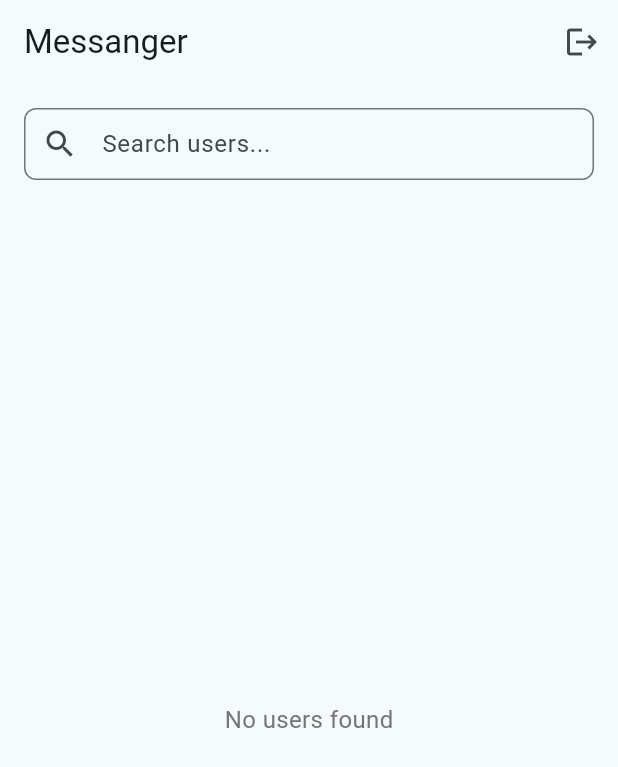
After one commit to tanvirulislam/messenger, a Flutter app: the screen it shows once a user with an empty profile is signed in, after a tap on the "logout" icon, on a phone screen of 412 x 824 dp. The commit adds this screen. Shown: the top 767 px of the screen. Run offline on Flutter 3.47's test engine with Material 3 defaults, Android fonts, the phone set to English and light mode, and no system bars; our stand-ins replace cloud_firestore, firebase_auth, firebase_core; accounts and stored records are empty.

Commit message:
add private chat option

```diff
--- a/lib/login.screen.dart
+++ b/lib/login.screen.dart
@@ -37,6 +37,7 @@ class _LoginScreenState extends State<LoginScreen> {
     setState(() => _isLoading = false);
 
     if (error != null) {
+      if (!mounted) return;
       ScaffoldMessenger.of(context).showSnackBar(
         SnackBar(content: Text(error), backgroundColor: Colors.red),
       );
@@ -55,20 +56,15 @@ class _LoginScreenState extends State<LoginScreen> {
   @override
   Widget build(BuildContext context) {
     return Scaffold(
-      appBar: AppBar(
-        title: Text('Welcome Back'),
-        backgroundColor: Colors.blue,
-        foregroundColor: Colors.white,
-      ),
       body: SingleChildScrollView(
         padding: EdgeInsets.all(20.0),
         child: Form(
           key: _formKey,
           child: Column(
-            crossAxisAlignment: CrossAxisAlignment.stretch,
+            crossAxisAlignment: CrossAxisAlignment.center,
             children: [
               SizedBox(height: 50),
-              Icon(Icons.chat_bubble, size: 100, color: Colors.blue),
+              Icon(Icons.chat_rounded, size: 100, color: Colors.blue),
               SizedBox(height: 30),
               Text(
                 'Sign In',
@@ -134,20 +130,16 @@ class _LoginScreenState extends State<LoginScreen> {
                       style: ElevatedButton.styleFrom(
                         backgroundColor: Colors.blue,
                         foregroundColor: Colors.white,
-                        padding: EdgeInsets.symmetric(vertical: 16),
+                        padding: EdgeInsets.symmetric(vertical: 8),
                         shape: RoundedRectangleBorder(
-                          borderRadius: BorderRadius.circular(10),
+                          borderRadius: BorderRadius.circular(8),
                         ),
                       ),
                       child: Text(
                         'Sign In',
-                        style: TextStyle(
-                          fontSize: 18,
-                          fontWeight: FontWeight.bold,
-                        ),
+                        style: TextStyle(fontWeight: FontWeight.bold),
                       ),
                     ),
-              SizedBox(height: 20),
 
               // Registration Link
               Row(
@@ -157,7 +149,7 @@ class _LoginScreenState extends State<LoginScreen> {
                   TextButton(
                     onPressed: _goToRegistration,
                     child: Text(
-                      'Create one',
+                      'Sign up',
                       style: TextStyle(
                         fontWeight: FontWeight.bold,
                         color: Colors.blue,
--- a/lib/main.dart
+++ b/lib/main.dart
@@ -1,8 +1,8 @@
 import 'package:flutter/material.dart';
 import 'package:firebase_core/firebase_core.dart';
 import 'package:firebase_auth/firebase_auth.dart';
-import 'package:messenger/chat.screen.dart';
 import 'package:messenger/login.screen.dart';
+import 'package:messenger/use.list.screen.dart';
 
 void main() async {
   WidgetsFlutterBinding.ensureInitialized();
@@ -17,8 +17,18 @@ class MyApp extends StatelessWidget {
   Widget build(BuildContext context) {
     return MaterialApp(
       debugShowCheckedModeBanner: false,
-      title: 'Flutter Chat App',
-      theme: ThemeData(primarySwatch: Colors.blue),
+      title: 'Private Messenger',
+      themeMode: ThemeMode.system,
+      theme: ThemeData(
+        useMaterial3: true,
+        colorSchemeSeed: Colors.cyan,
+        brightness: Brightness.light,
+      ),
+      darkTheme: ThemeData(
+        useMaterial3: true,
+        colorSchemeSeed: Colors.cyan,
+        brightness: Brightness.dark,
+      ),
       home: AuthWrapper(),
     );
   }
@@ -33,7 +43,7 @@ class AuthWrapper extends StatelessWidget {
       stream: FirebaseAuth.instance.authStateChanges(),
       builder: (context, snapshot) {
         if (snapshot.hasData) {
-          return ChatScreen();
+          return UsersListScreen();
         } else {
           return LoginScreen();
         }
--- /dev/null
+++ b/lib/use.list.screen.dart
@@ -0,0 +1,160 @@
+import 'package:flutter/material.dart';
+import 'package:cloud_firestore/cloud_firestore.dart';
+import 'package:firebase_auth/firebase_auth.dart';
+import 'package:messenger/auth.services.dart';
+import 'package:messenger/conversation.service.dart';
+import 'package:messenger/model/user.profile.model.dart';
+import 'package:messenger/private.chat.scrren.dart';
+
+class UsersListScreen extends StatefulWidget {
+  const UsersListScreen({super.key});
+
+  @override
+  UsersListScreenState createState() => UsersListScreenState();
+}
+
+class UsersListScreenState extends State<UsersListScreen> {
+  final ConversationService _conversationService = ConversationService();
+  final AuthService _authService = AuthService();
+  final TextEditingController _searchController = TextEditingController();
+  String _searchQuery = '';
+
+  @override
+  Widget build(BuildContext context) {
+    return Scaffold(
+      appBar: AppBar(
+        title: Text('Messanger'),
+        actions: [
+          IconButton(
+            icon: Icon(Icons.logout),
+            onPressed: () => _authService.signOut(),
+          ),
+        ],
+      ),
+      body: Column(
+        children: [
+          // Search bar
+          Container(
+            padding: EdgeInsets.all(16),
+            child: TextField(
+              controller: _searchController,
+              decoration: InputDecoration(
+                hintText: 'Search users...',
+                prefixIcon: Icon(Icons.search),
+                border: OutlineInputBorder(
+                  borderRadius: BorderRadius.circular(8),
+                ),
+                contentPadding: EdgeInsets.symmetric(
+                  horizontal: 16,
+                  vertical: 8,
+                ),
+              ),
+              onChanged: (value) {
+                setState(() {
+                  _searchQuery = value.toLowerCase();
+                });
+              },
+            ),
+          ),
+
+          // Users list
+          Expanded(
+            child: StreamBuilder<QuerySnapshot>(
+              stream: FirebaseFirestore.instance
+                  .collection('users')
+                  .snapshots(),
+              builder: (context, snapshot) {
+                if (snapshot.hasError) {
+                  return Center(child: Text('Error: ${snapshot.error}'));
+                }
+
+                if (snapshot.connectionState == ConnectionState.waiting) {
+                  return Center(child: CircularProgressIndicator());
+                }
+
+                final users = snapshot.data!.docs
+                    .map(
+                      (doc) => UserProfile.fromMap(
+                        doc.data() as Map<String, dynamic>,
+                      ),
+                    )
+                    .where(
+                      (user) =>
+                          user.uid !=
+                              FirebaseAuth
+                                  .instance
+                                  .currentUser!
+                                  .uid && // Exclude current user
+                          (_searchQuery.isEmpty ||
+                              user.nickName.toLowerCase().contains(
+                                _searchQuery,
+                              ) ||
+                              user.fullName.toLowerCase().contains(
+                                _searchQuery,
+                              )),
+                    )
+                    .toList();
+
+                if (users.isEmpty) {
+                  return Center(
+                    child: Text(
+                      _searchQuery.isEmpty
+                          ? 'No users found'
+                          : 'No users match your search',
+                      style: TextStyle(fontSize: 16, color: Colors.grey[600]),
+                    ),
+                  );
+                }
+
+                return ListView.builder(
+                  itemCount: users.length,
+                  itemBuilder: (context, index) {
+                    final user = users[index];
+                    return Card(
+                      margin: EdgeInsets.symmetric(horizontal: 16, vertical: 4),
+                      child: ListTile(
+                        leading: CircleAvatar(
+                          backgroundColor: Colors.blue,
+                          child: Text(
+                            user.nickName.isNotEmpty
+                                ? user.nickName[0].toUpperCase()
+                                : '?',
+                            style: TextStyle(
+                              color: Colors.white,
+                              fontWeight: FontWeight.bold,
+                            ),
+                          ),
+                        ),
+                        title: Text(
+                          user.nickName,
+                          style: TextStyle(fontWeight: FontWeight.bold),
+                        ),
+                        subtitle: Text(user.fullName),
+                        // trailing: Icon(Icons.chat),
+                        onTap: () async {
+                          // Create or get conversation and navigate to chat
+                          String conversationId = await _conversationService
+                              .getOrCreateConversation(user.uid);
+                          if (!context.mounted) return;
+                          Navigator.push(
+                            context,
+                            MaterialPageRoute(
+                              builder: (context) => PrivateChatScreen(
+                                conversationId: conversationId,
+                                otherUser: user,
+                              ),
+                            ),
+                          );
+                        },
+                      ),
+                    );
+                  },
+                );
+              },
+            ),
+          ),
+        ],
+      ),
+    );
+  }
+}
```
Also changed, not shown: lib/conversation.service.dart (added, +115 -0 lines), lib/model/conversation.dart (added, +40 -0 lines), lib/model/private.message.dart (added, +45 -0 lines), lib/private.chat.scrren.dart (added, +249 -0 lines).
